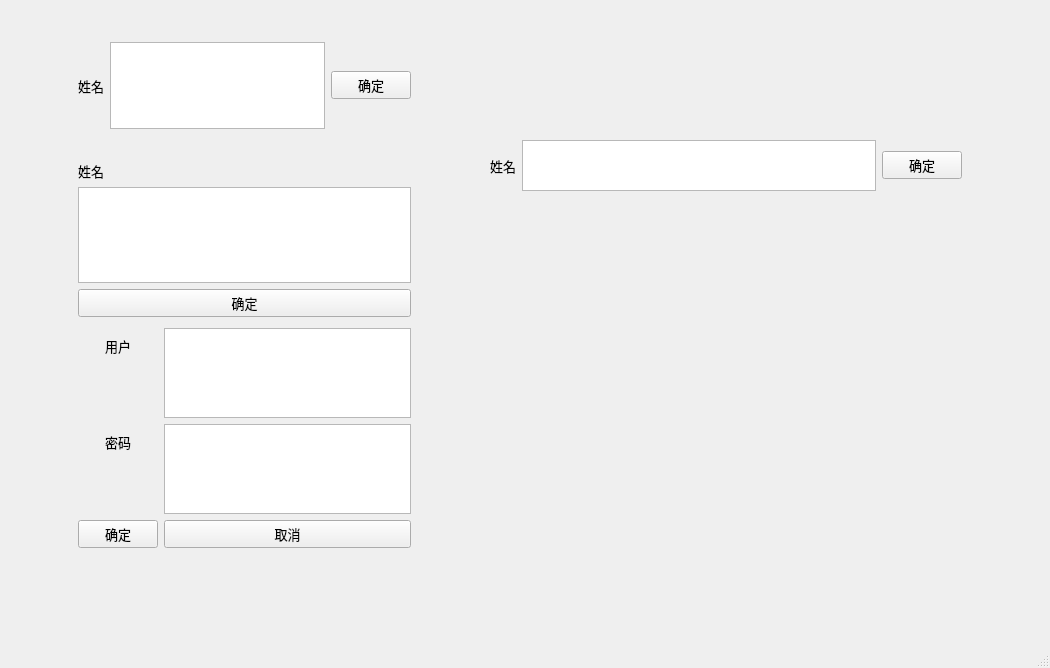
Before: the Qt Designer form Qt_UI/FristMain.ui in sltlala/PyQt5-demo, drawn with Qt 5.
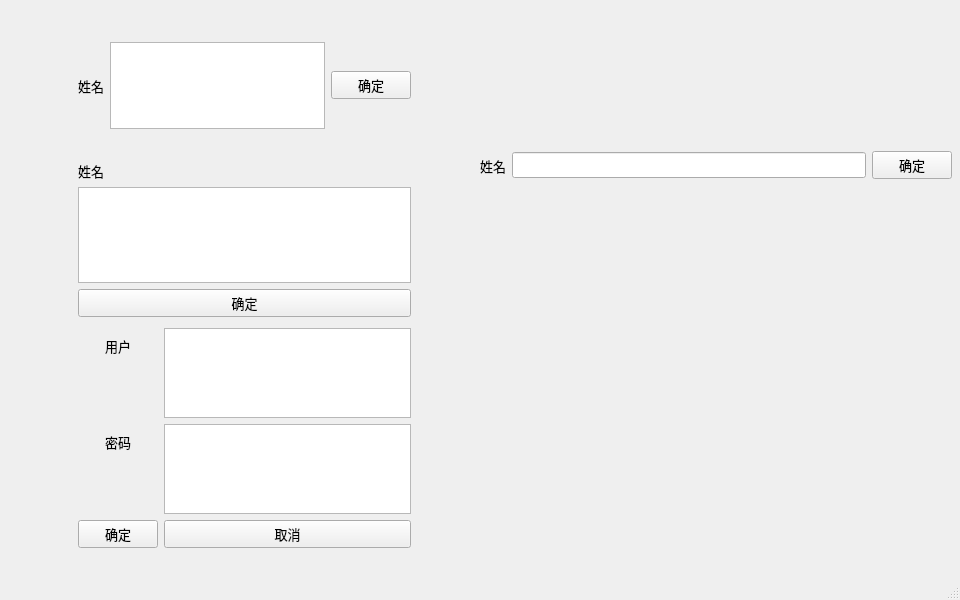
After: the same form once the commit is applied.

The edit to the form file:
```diff
--- a/Qt_UI/FristMain.ui
+++ b/Qt_UI/FristMain.ui
@@ -6,8 +6,8 @@
    <rect>
     <x>0</x>
     <y>0</y>
-    <width>1050</width>
-    <height>668</height>
+    <width>960</width>
+    <height>600</height>
    </rect>
   </property>
   <property name="windowTitle">
@@ -220,7 +220,7 @@
    <widget class="QWidget" name="widget" native="true">
     <property name="geometry">
      <rect>
-      <x>490</x>
+      <x>480</x>
       <y>140</y>
       <width>472</width>
       <height>51</height>
@@ -235,9 +235,9 @@
       </widget>
      </item>
      <item>
-      <widget class="QTextEdit" name="textEdit_5">
-       <property name="acceptRichText">
-        <bool>false</bool>
+      <widget class="QLineEdit" name="lineEdit">
+       <property name="maxLength">
+        <number>20</number>
        </property>
       </widget>
      </item>
```
Left out of the diff: 2 changed lines with no effect on the pictures.
